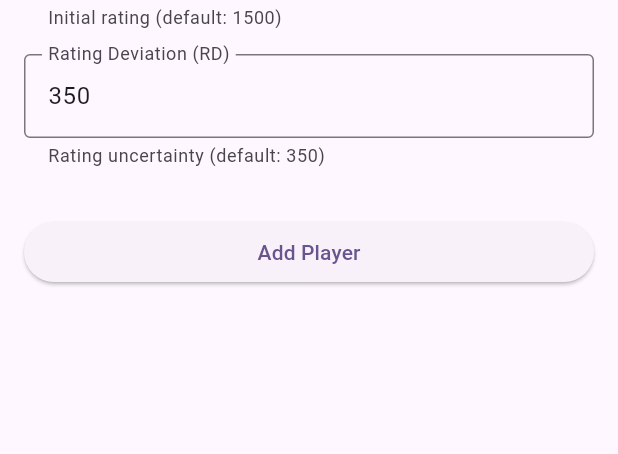
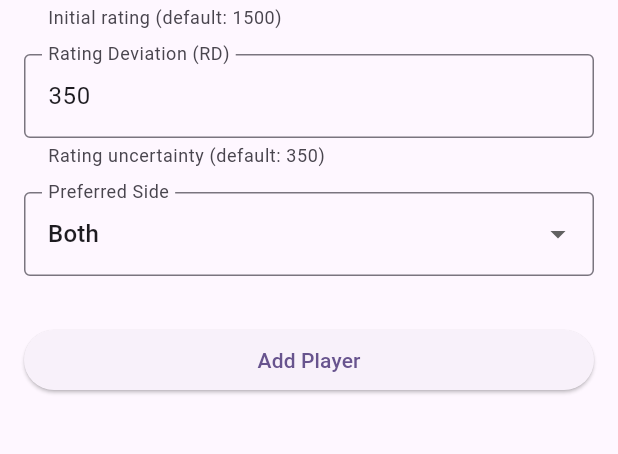
Before and after one commit to a-adwan/padel_rating, a Flutter app: the screen it shows after launch, after a tap on the "add" icon, on a phone screen of 412 x 824 dp, the part 300-754 px from its top. Run offline on Flutter 3.47's test engine with Material 3 defaults, Android fonts, the phone set to English and light mode, and no system bars; our stand-ins replace flutter_riverpod, sqflite, sqflite_common_ffi, sqflite_common_ffi_web; accounts and stored records are empty.

Commit message:
Added calculation for draw matches and improved winner text display. Added side selection for players in player detail screen.

```diff
--- a/lib/data/database/database_helper.dart
+++ b/lib/data/database/database_helper.dart
@@ -6,7 +6,7 @@ import 'package:path_provider/path_provider.dart';
 
 class DatabaseHelper {
   static const String _databaseName = 'padel_rating.db';
-  static const int _databaseVersion = 1;
+  static const int _databaseVersion = 2;
 
   // Table names
   static const String playersTable = 'players';
@@ -15,9 +15,11 @@ class DatabaseHelper {
   // Player table columns
   static const String playerIdColumn = 'id';
   static const String playerNameColumn = 'name';
+  static const String playerSideColumn = 'side';
   static const String playerRatingColumn = 'rating';
   static const String playerRatingDeviationColumn = 'ratingDeviation';
   static const String playerLastActivityDateColumn = 'lastActivityDate';
+  static const String playerRatingChangeColumn = 'ratingChange';
 
   // Match table columns
   static const String matchIdColumn = 'id';
@@ -64,9 +66,11 @@ class DatabaseHelper {
       CREATE TABLE $playersTable (
         $playerIdColumn TEXT PRIMARY KEY,
         $playerNameColumn TEXT NOT NULL,
+        $playerSideColumn TEXT NOT NULL,
         $playerRatingColumn REAL NOT NULL DEFAULT 1500.0,
         $playerRatingDeviationColumn REAL NOT NULL DEFAULT 350.0,
-        $playerLastActivityDateColumn INTEGER NOT NULL
+        $playerLastActivityDateColumn INTEGER NOT NULL,
+        $playerRatingChangeColumn REAL NOT NULL DEFAULT 0.0
       )
     ''');
 
--- a/lib/data/models/player.dart
+++ b/lib/data/models/player.dart
@@ -1,16 +1,20 @@
 class Player {
   final String id;
   final String name;
+  final String side;
   final double rating;
   final double ratingDeviation;
   final DateTime lastActivityDate;
+  final double ratingChange;
 
   Player({
     required this.id,
     required this.name,
+    this.side = 'Both',
     this.rating = 1500.0, // Initial Glicko rating
     this.ratingDeviation = 350.0, // Initial Glicko RD
     required this.lastActivityDate,
+    this.ratingChange = 0.0,
   });
 
   // Convert Player to Map for database storage
@@ -18,9 +22,11 @@ class Player {
     return {
       'id': id,
       'name': name,
+      'side': side,
       'rating': rating,
       'ratingDeviation': ratingDeviation,
       'lastActivityDate': lastActivityDate.millisecondsSinceEpoch,
+      'ratingChange': ratingChange,
     };
   }
 
@@ -29,9 +35,11 @@ class Player {
     return Player(
       id: map['id'],
       name: map['name'],
+      side: map['side'],
       rating: map['rating'],
       ratingDeviation: map['ratingDeviation'],
       lastActivityDate: DateTime.fromMillisecondsSinceEpoch(map['lastActivityDate']),
+      ratingChange: map['ratingChange']
     );
   }
 
@@ -39,22 +47,26 @@ class Player {
   Player copyWith({
     String? id,
     String? name,
+    String? side,
     double? rating,
     double? ratingDeviation,
     DateTime? lastActivityDate,
+    double? ratingChange,
   }) {
     return Player(
       id: id ?? this.id,
       name: name ?? this.name,
+      side: side ?? this.side,
       rating: rating ?? this.rating,
       ratingDeviation: ratingDeviation ?? this.ratingDeviation,
       lastActivityDate: lastActivityDate ?? this.lastActivityDate,
+      ratingChange: ratingChange ?? this.ratingChange,
     );
   }
 
   @override
   String toString() {
-    return 'Player{id: $id, name: $name, rating: $rating, ratingDeviation: $ratingDeviation, lastActivityDate: $lastActivityDate}';
+    return 'Player{id: $id, name: $name, rating: $rating, side:$side, ratingDeviation: $ratingDeviation, lastActivityDate: $lastActivityDate, ratingChange: $ratingChange}';
   }
 
   @override
@@ -63,16 +75,20 @@ class Player {
       other is Player &&
           runtimeType == other.runtimeType &&
           id == other.id &&
+          side == other.side &&
           name == other.name &&
           rating == other.rating &&
           ratingDeviation == other.ratingDeviation &&
-          lastActivityDate == other.lastActivityDate;
+          lastActivityDate == other.lastActivityDate &&
+          ratingChange == other.ratingChange;
 
   @override
   int get hashCode =>
       id.hashCode ^
       name.hashCode ^
+      side.hashCode ^
       rating.hashCode ^
       ratingDeviation.hashCode ^
-      lastActivityDate.hashCode;
+      lastActivityDate.hashCode ^
+      ratingChange.hashCode;
 }
--- a/lib/presentation/screens/add_edit_player_screen.dart
+++ b/lib/presentation/screens/add_edit_player_screen.dart
@@ -18,6 +18,7 @@ class _AddEditPlayerScreenState extends ConsumerState<AddEditPlayerScreen> {
   final _nameController = TextEditingController();
   final _ratingController = TextEditingController();
   final _rdController = TextEditingController();
+  String _selectedSide = 'Left'; // Default value
 
   bool get isEditing => widget.player != null;
 
@@ -28,9 +29,11 @@ class _AddEditPlayerScreenState extends ConsumerState<AddEditPlayerScreen> {
       _nameController.text = widget.player!.name;
       _ratingController.text = widget.player!.rating.toString();
       _rdController.text = widget.player!.ratingDeviation.toString();
+      _selectedSide = widget.player!.side; // Assuming Player model has a 'side' field
     } else {
       _ratingController.text = '1500';
       _rdController.text = '350';
+      _selectedSide = 'Both';
     }
   }
 
@@ -108,6 +111,31 @@ class _AddEditPlayerScreenState extends ConsumerState<AddEditPlayerScreen> {
                   return null;
                 },
               ),
+              const SizedBox(height: 16),
+              DropdownButtonFormField<String>(
+                value: _selectedSide,
+                decoration: const InputDecoration(
+                  labelText: 'Preferred Side',
+                  border: OutlineInputBorder(),
+                ),
+                items: ['Both', 'Left', 'Right']
+                    .map((side) => DropdownMenuItem(
+                          value: side,
+                          child: Text(side),
+                        ))
+                    .toList(),
+                onChanged: (value) {
+                  setState(() {
+                    _selectedSide = value!;
+                  });
+                },
+                validator: (value) {
+                  if (value == null || value.isEmpty) {
+                    return 'Please select a preferred side';
+                  }
+                  return null;
+                },
+              ),
               const SizedBox(height: 32),
               SizedBox(
                 width: double.infinity,
@@ -134,6 +162,7 @@ class _AddEditPlayerScreenState extends ConsumerState<AddEditPlayerScreen> {
           name: name,
           rating: rating,
           ratingDeviation: rd,
+          side: _selectedSide, // Assuming Player model has a 'side' field
         );
         await ref.read(playersProvider.notifier).editPlayer(updatedPlayer);
       } else {
--- a/lib/presentation/screens/match_list_screen.dart
+++ b/lib/presentation/screens/match_list_screen.dart
@@ -66,7 +66,7 @@ class MatchListScreen extends ConsumerWidget {
                       children: [
                         Text('Date: ${_formatDate(match.date)}'),
                         Text('Score: ${match.team1Score} - ${match.team2Score}'),
-                        Text('Winner: Team ${match.winnerTeam}'),
+                        Text('Winner: ${match.winnerTeam == 1 ? 'Team 1' : match.winnerTeam == 2 ? 'Team 2' : 'Draw'}'),
                         if (match.isRatingProcessed)
                           const Text(
                             'Rating Processed',
--- a/lib/presentation/screens/player_detail_screen.dart
+++ b/lib/presentation/screens/player_detail_screen.dart
@@ -44,7 +44,7 @@ class PlayerDetailScreen extends ConsumerWidget {
           final validMatches = matches
               .where((match) => match != null && match.didPlayerWin != null && match.didPlayerWin(playerId) != null)
               .toList();
-          final wins = validMatches.where((match) => match.didPlayerWin(playerId) == true).length;
+          final wins = validMatches.where((match) => match.didPlayerWin(playerId) == 1).length;
           final losses = validMatches.length - wins;
           final winPercentage = validMatches.isEmpty ? 0.0 : (wins / validMatches.length) * 100;
 
@@ -204,11 +204,11 @@ class PlayerDetailScreen extends ConsumerWidget {
                                       trailing: Container(
                                         padding: const EdgeInsets.symmetric(horizontal: 8, vertical: 4),
                                         decoration: BoxDecoration(
-                                          color: isWin ? Colors.green : Colors.red,
+                                          color: isWin == 1 ? Colors.green : isWin == 0 ? Colors.red :Colors.grey,
                                           borderRadius: BorderRadius.circular(4),
                                         ),
                                         child: Text(
-                                          isWin ? 'WIN' : 'LOSS',
+                                          isWin == 1 ? 'WIN' : isWin == 0 ? 'LOSS' : 'DRAW',
                                           style: const TextStyle(color: Colors.white, fontWeight: FontWeight.bold),
                                         ),
                                       ),
```
Also changed, not shown: lib/data/models/match.dart (+6 -4 lines), lib/domain/services/glicko_service.dart (+14 -10 lines), lib/presentation/screens/add_edit_match_screen.dart (+48 -33 lines).
